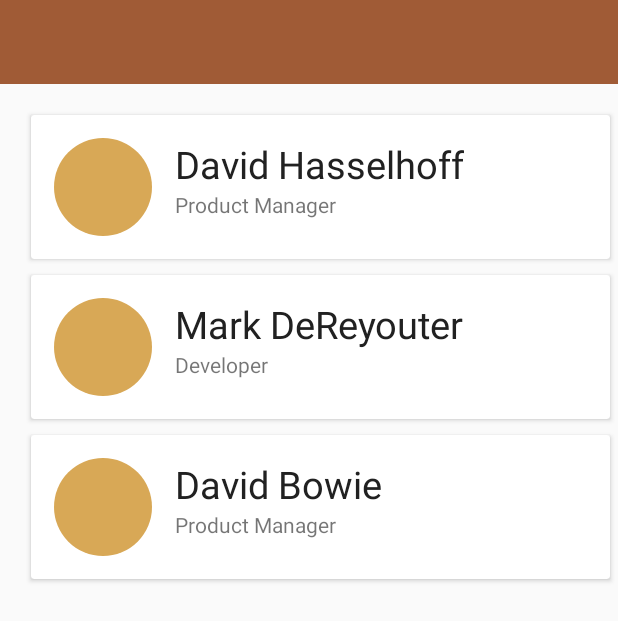
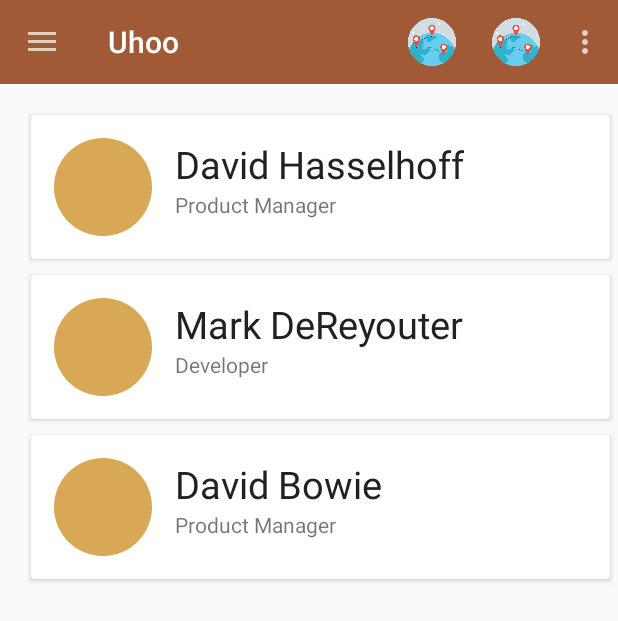
Before and after one commit to thesultanster/Bachata, an Android app: the PeopleNearby screen opened directly, with no data from a screen before it, on a phone screen of 412 x 824 dp. Shown: the top 621 px of the screen. Run offline under Robolectric (Android 15) with nearby library versions, the light colour scheme and no system bars; our stand-ins replace CircleImageView.

Commit message:
Implemented global toolbar in framework navigation drawer

```diff
--- a/app/src/main/java/com/meetup/uhoo/people_nearby/PeopleNearby.java
+++ b/app/src/main/java/com/meetup/uhoo/people_nearby/PeopleNearby.java
@@ -5,13 +5,16 @@ import android.support.v4.widget.SwipeRefreshLayout;
 import android.support.v7.app.AppCompatActivity;
 import android.support.v7.widget.LinearLayoutManager;
 import android.support.v7.widget.RecyclerView;
+import android.view.Menu;
+import android.view.MenuItem;
 
 
 import com.meetup.uhoo.R;
+import com.meetup.uhoo.util.NavigationDrawerFramework;
 
 import java.util.ArrayList;
 
-public class PeopleNearby extends AppCompatActivity {
+public class PeopleNearby extends NavigationDrawerFramework {
 
     // Used to manually update list of nearby users
     SwipeRefreshLayout mSwipeRefreshLayout;
@@ -33,6 +36,28 @@ public class PeopleNearby extends AppCompatActivity {
         // Set Up Variables
         InflateVariables();
 
+    }
+
+    @Override
+    public boolean onCreateOptionsMenu(Menu menu) {
+        // Inflate the menu; this adds items to the action bar if it is present.
+        getMenuInflater().inflate(R.menu.anonymous_user_toolbar, menu);
+        return true;
+    }
+
+    @Override
+    public boolean onOptionsItemSelected(MenuItem item) {
+        // Handle action bar item clicks here. The action bar will
+        // automatically handle clicks on the Home/Up button, so long
+        // as you specify a parent activity in AndroidManifest.xml.
+        int id = item.getItemId();
+
+        //noinspection SimplifiableIfStatement
+        if (id == R.id.action_settings) {
+            return true;
+        }
+
+        return super.onOptionsItemSelected(item);
     }
 
 
@@ -66,4 +91,6 @@ public class PeopleNearby extends AppCompatActivity {
     }
 
 
+
+
 }
--- a/app/src/main/res/layout/activity_people_nearby.xml
+++ b/app/src/main/res/layout/activity_people_nearby.xml
@@ -1,31 +1,22 @@
-<android.support.design.widget.CoordinatorLayout xmlns:android="http://schemas.android.com/apk/res/android"
-    xmlns:app="http://schemas.android.com/apk/res-auto"
-    android:id="@+id/coord_layout"
-    android:layout_width="match_parent"
-    android:layout_height="match_parent">
-
-
-    <LinearLayout
+<LinearLayout xmlns:android="http://schemas.android.com/apk/res/android"
     android:layout_width="match_parent"
     android:layout_height="match_parent"
-        android:orientation="vertical"
+    android:layout_marginLeft="15dp"
     android:layout_marginTop="15dp"
-        android:layout_marginLeft="15dp"
-        app:layout_behavior="@string/appbar_scrolling_view_behavior">
+    android:orientation="vertical">
 
 
     <TextView
         android:layout_width="wrap_content"
         android:layout_height="wrap_content"
+        android:text=""
         android:textSize="25dp"
-            android:text=""
-            android:visibility="gone"/>
+        android:visibility="gone" />
 
     <android.support.v4.widget.SwipeRefreshLayout
         android:id="@+id/swipeRefreshLayout"
         android:layout_width="match_parent"
-            android:layout_height="match_parent"
-            app:layout_behavior="@string/appbar_scrolling_view_behavior">
+        android:layout_height="match_parent">
 
         <android.support.v7.widget.RecyclerView
             android:id="@+id/recyclerView"
@@ -37,20 +28,3 @@
 
 
 </LinearLayout>
-
-    <android.support.design.widget.AppBarLayout
-        android:layout_width="match_parent"
-        android:layout_height="wrap_content">
-
-
-        <android.support.v7.widget.Toolbar
-            android:id="@+id/toolbar"
-            android:layout_width="match_parent"
-            android:layout_height="@dimen/abc_action_bar_default_height_material"
-            android:background="?attr/colorPrimary"
-            android:minHeight="?attr/actionBarSize"
-            android:theme="@style/AppTheme.Dark"
-            app:layout_scrollFlags="scroll|enterAlways|enterAlwaysCollapsed" />
-    </android.support.design.widget.AppBarLayout>
-
-</android.support.design.widget.CoordinatorLayout>
--- /dev/null
+++ b/app/src/main/res/menu/anonymous_user_toolbar.xml
@@ -0,0 +1,24 @@
+<?xml version="1.0" encoding="utf-8"?>
+<menu
+    xmlns:android="http://schemas.android.com/apk/res/android"
+    xmlns:app="http://schemas.android.com/apk/res-auto"
+    >
+    <item
+        android:id="@+id/action_settings"
+        android:orderInCategory="100"
+        android:title="Setrings"
+        app:showAsAction="never" />
+    <item
+        android:id="@+id/action_search"
+        android:orderInCategory="200"
+        android:title="Search"
+        android:icon="@drawable/world"
+        app:showAsAction="ifRoom"
+        ></item>
+    <item
+        android:id="@+id/action_user"
+        android:orderInCategory="300"
+        android:title="User"
+        android:icon="@drawable/world"
+        app:showAsAction="ifRoom"></item>
+</menu>
```
Lines whose indentation alone changed are shown as unchanged.
